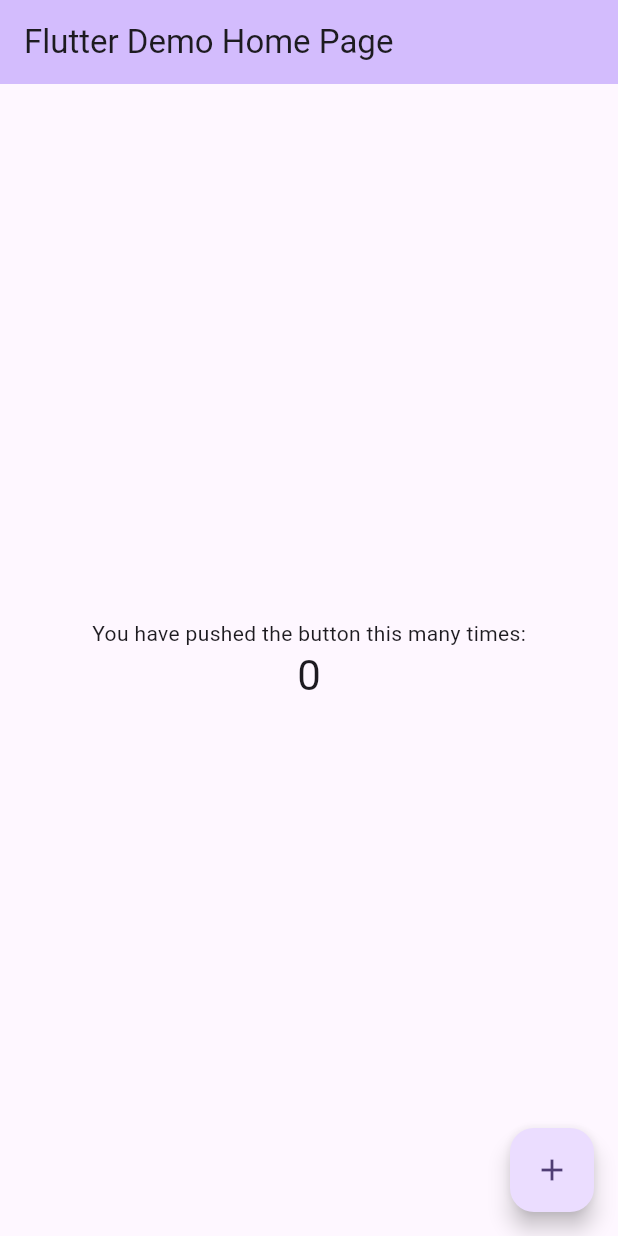
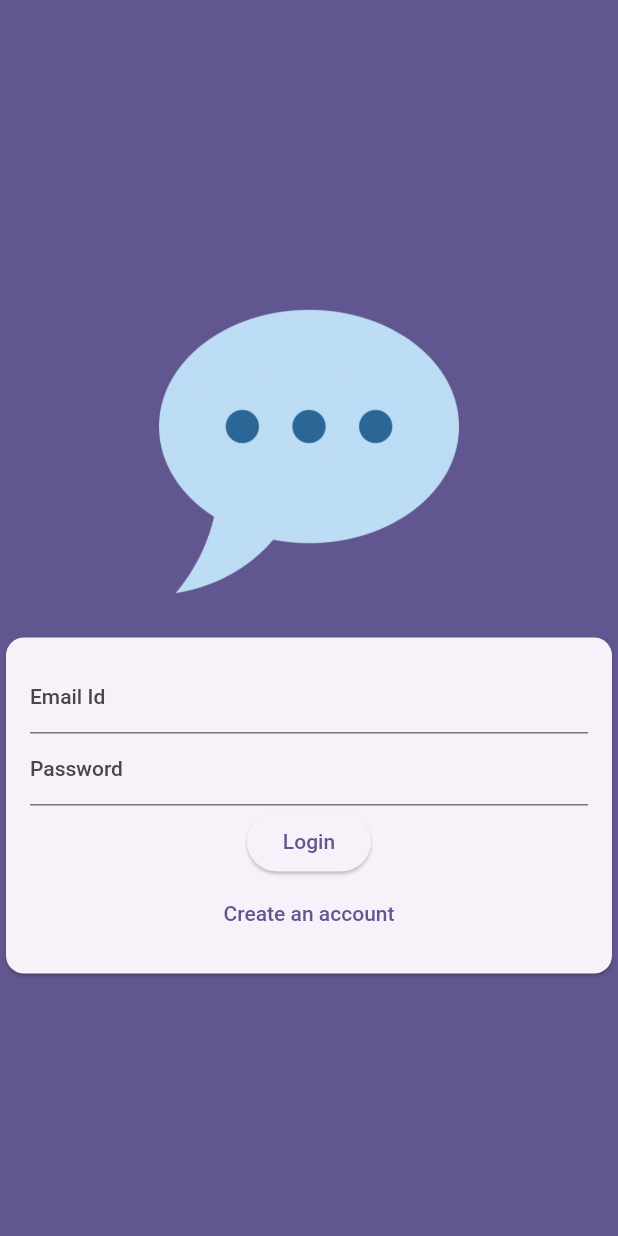
Before and after one commit to ASNoufal/chat-app, a Flutter app: the screen it shows after launch, on a phone screen of 412 x 824 dp. Run offline on Flutter 3.47's test engine with Material 2 defaults, Android fonts, the phone set to English and light mode, and no system bars.

Commit message:
Login page ui created

```diff
--- a/lib/main.dart
+++ b/lib/main.dart
@@ -1,125 +1,22 @@
+import 'package:chatapp/screen/auth.dart';
 import 'package:flutter/material.dart';
 
 void main() {
-  runApp(const MyApp());
+  runApp(const App());
 }
 
-class MyApp extends StatelessWidget {
-  const MyApp({super.key});
+class App extends StatelessWidget {
+  const App({super.key});
 
-  // This widget is the root of your application.
   @override
   Widget build(BuildContext context) {
     return MaterialApp(
-      title: 'Flutter Demo',
-      theme: ThemeData(
-        // This is the theme of your application.
-        //
-        // TRY THIS: Try running your application with "flutter run". You'll see
-        // the application has a blue toolbar. Then, without quitting the app,
-        // try changing the seedColor in the colorScheme below to Colors.green
-        // and then invoke "hot reload" (save your changes or press the "hot
-        // reload" button in a Flutter-supported IDE, or press "r" if you used
-        // the command line to start the app).
-        //
-        // Notice that the counter didn't reset back to zero; the application
-        // state is not lost during the reload. To reset the state, use hot
-        // restart instead.
-        //
-        // This works for code too, not just values: Most code changes can be
-        // tested with just a hot reload.
-        colorScheme: ColorScheme.fromSeed(seedColor: Colors.deepPurple),
-        useMaterial3: true,
-      ),
-      home: const MyHomePage(title: 'Flutter Demo Home Page'),
-    );
+        title: 'FlutterChat',
+        theme: ThemeData().copyWith(
+          useMaterial3: true,
+          colorScheme: ColorScheme.fromSeed(
+              seedColor: const Color.fromARGB(255, 63, 17, 177)),
+        ),
+        home: AuthScreen());
   }
 }
-
-class MyHomePage extends StatefulWidget {
-  const MyHomePage({super.key, required this.title});
-
-  // This widget is the home page of your application. It is stateful, meaning
-  // that it has a State object (defined below) that contains fields that affect
-  // how it looks.
-
-  // This class is the configuration for the state. It holds the values (in this
-  // case the title) provided by the parent (in this case the App widget) and
-  // used by the build method of the State. Fields in a Widget subclass are
-  // always marked "final".
-
-  final String title;
-
-  @override
-  State<MyHomePage> createState() => _MyHomePageState();
-}
-
-class _MyHomePageState extends State<MyHomePage> {
-  int _counter = 0;
-
-  void _incrementCounter() {
-    setState(() {
-      // This call to setState tells the Flutter framework that something has
-      // changed in this State, which causes it to rerun the build method below
-      // so that the display can reflect the updated values. If we changed
-      // _counter without calling setState(), then the build method would not be
-      // called again, and so nothing would appear to happen.
-      _counter++;
-    });
-  }
-
-  @override
-  Widget build(BuildContext context) {
-    // This method is rerun every time setState is called, for instance as done
-    // by the _incrementCounter method above.
-    //
-    // The Flutter framework has been optimized to make rerunning build methods
-    // fast, so that you can just rebuild anything that needs updating rather
-    // than having to individually change instances of widgets.
-    return Scaffold(
-      appBar: AppBar(
-        // TRY THIS: Try changing the color here to a specific color (to
-        // Colors.amber, perhaps?) and trigger a hot reload to see the AppBar
-        // change color while the other colors stay the same.
-        backgroundColor: Theme.of(context).colorScheme.inversePrimary,
-        // Here we take the value from the MyHomePage object that was created by
-        // the App.build method, and use it to set our appbar title.
-        title: Text(widget.title),
-      ),
-      body: Center(
-        // Center is a layout widget. It takes a single child and positions it
-        // in the middle of the parent.
-        child: Column(
-          // Column is also a layout widget. It takes a list of children and
-          // arranges them vertically. By default, it sizes itself to fit its
-          // children horizontally, and tries to be as tall as its parent.
-          //
-          // Column has various properties to control how it sizes itself and
-          // how it positions its children. Here we use mainAxisAlignment to
-          // center the children vertically; the main axis here is the vertical
-          // axis because Columns are vertical (the cross axis would be
-          // horizontal).
-          //
-          // TRY THIS: Invoke "debug painting" (choose the "Toggle Debug Paint"
-          // action in the IDE, or press "p" in the console), to see the
-          // wireframe for each widget.
-          mainAxisAlignment: MainAxisAlignment.center,
-          children: <Widget>[
-            const Text(
-              'You have pushed the button this many times:',
-            ),
-            Text(
-              '$_counter',
-              style: Theme.of(context).textTheme.headlineMedium,
-            ),
-          ],
-        ),
-      ),
-      floatingActionButton: FloatingActionButton(
-        onPressed: _incrementCounter,
-        tooltip: 'Increment',
-        child: const Icon(Icons.add),
-      ), // This trailing comma makes auto-formatting nicer for build methods.
-    );
-  }
-}
--- /dev/null
+++ b/lib/screen/auth.dart
@@ -0,0 +1,70 @@
+import 'package:flutter/material.dart';
+
+class AuthScreen extends StatefulWidget {
+  const AuthScreen({super.key});
+
+  @override
+  State<AuthScreen> createState() => _AuthScreenState();
+}
+
+class _AuthScreenState extends State<AuthScreen> {
+  bool _isLogin = true;
+  @override
+  Widget build(BuildContext context) {
+    return Scaffold(
+      backgroundColor: Theme.of(context).colorScheme.primary,
+      body: Center(
+        child: SingleChildScrollView(
+          child: Column(
+            mainAxisAlignment: MainAxisAlignment.center,
+            children: [
+              Container(
+                  margin: const EdgeInsets.only(
+                      top: 30, left: 20, right: 20, bottom: 20),
+                  width: 200,
+                  child: Image.asset('assets/images/chat.png')),
+              Card(
+                child: SingleChildScrollView(
+                  child: Padding(
+                      padding: const EdgeInsets.all(16),
+                      child: Form(
+                          child: Column(
+                        mainAxisSize: MainAxisSize.min,
+                        children: [
+                          TextFormField(
+                            decoration: const InputDecoration(
+                              label: Text('Email Id'),
+                            ),
+                            keyboardType: TextInputType.emailAddress,
+                            autocorrect: false,
+                            textCapitalization: TextCapitalization.none,
+                          ),
+                          TextFormField(
+                            decoration: const InputDecoration(
+                              label: Text('Password'),
+                            ),
+                            obscureText: true,
+                          ),
+                          ElevatedButton(
+                              onPressed: () {},
+                              child: Text(_isLogin ? "Login" : "Sign up")),
+                          TextButton(
+                              onPressed: () {
+                                setState(() {
+                                  _isLogin = !_isLogin;
+                                });
+                              },
+                              child: Text(_isLogin
+                                  ? "Create an account"
+                                  : "Already have Existing account"))
+                        ],
+                      ))),
+                ),
+              ),
+            ],
+          ),
+        ),
+      ),
+    );
+  }
+}
--- a/pubspec.yaml
+++ b/pubspec.yaml
@@ -59,8 +59,8 @@ flutter:
   uses-material-design: true
 
   # To add assets to your application, add an assets section, like this:
-  # assets:
-  #   - images/a_dot_burr.jpeg
+  assets:
+    - assets/images/
   #   - images/a_dot_ham.jpeg
 
   # An image asset can refer to one or more resolution-specific "variants", see
```
Also changed, not shown: assets/images/chat.png (added).
